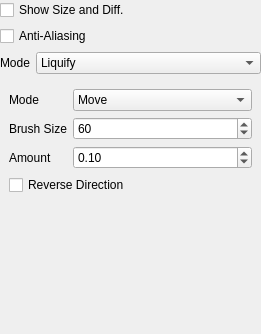
This is app/ui/transformoptionswidget.ui in 1220874621zp-debug/pencil-dream as Qt 5 draws it before an edit. The edited form follows.
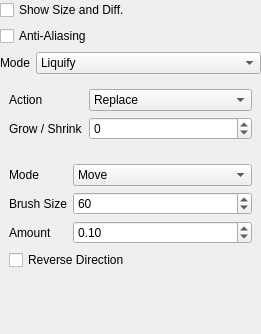
This is the edited form.

Patch:
```diff
--- a/app/ui/transformoptionswidget.ui
+++ b/app/ui/transformoptionswidget.ui
@@ -86,6 +86,71 @@
        </item>
       </layout>
      </item>
+     <item>
+      <widget class="QWidget" name="lassoOptionsPage" native="true">
+       <layout class="QFormLayout" name="lassoFormLayout">
+        <property name="fieldGrowthPolicy">
+         <enum>QFormLayout::AllNonFixedFieldsGrow</enum>
+        </property>
+        <item row="0" column="0">
+         <widget class="QLabel" name="selectionActionLabel">
+          <property name="text">
+           <string>Action</string>
+          </property>
+         </widget>
+        </item>
+        <item row="0" column="1">
+         <widget class="QComboBox" name="selectionActionComboBox">
+          <item>
+           <property name="text">
+            <string>Replace</string>
+           </property>
+          </item>
+          <item>
+           <property name="text">
+            <string>Add</string>
+           </property>
+          </item>
+          <item>
+           <property name="text">
+            <string>Subtract</string>
+           </property>
+          </item>
+          <item>
+           <property name="text">
+            <string>Intersect</string>
+           </property>
+          </item>
+          <item>
+           <property name="text">
+            <string>Symmetric Difference</string>
+           </property>
+          </item>
+         </widget>
+        </item>
+        <item row="1" column="0">
+         <widget class="QLabel" name="selectionGrowLabel">
+          <property name="text">
+           <string>Grow / Shrink</string>
+          </property>
+         </widget>
+        </item>
+        <item row="1" column="1">
+         <widget class="QSpinBox" name="selectionGrowSpinBox">
+          <property name="minimum">
+           <number>-50</number>
+          </property>
+          <property name="maximum">
+           <number>50</number>
+          </property>
+          <property name="value">
+           <number>0</number>
+          </property>
+         </widget>
+        </item>
+       </layout>
+      </widget>
+     </item>
      <item>
       <widget class="QStackedWidget" name="modeStackedWidget">
        <property name="currentIndex">
```
